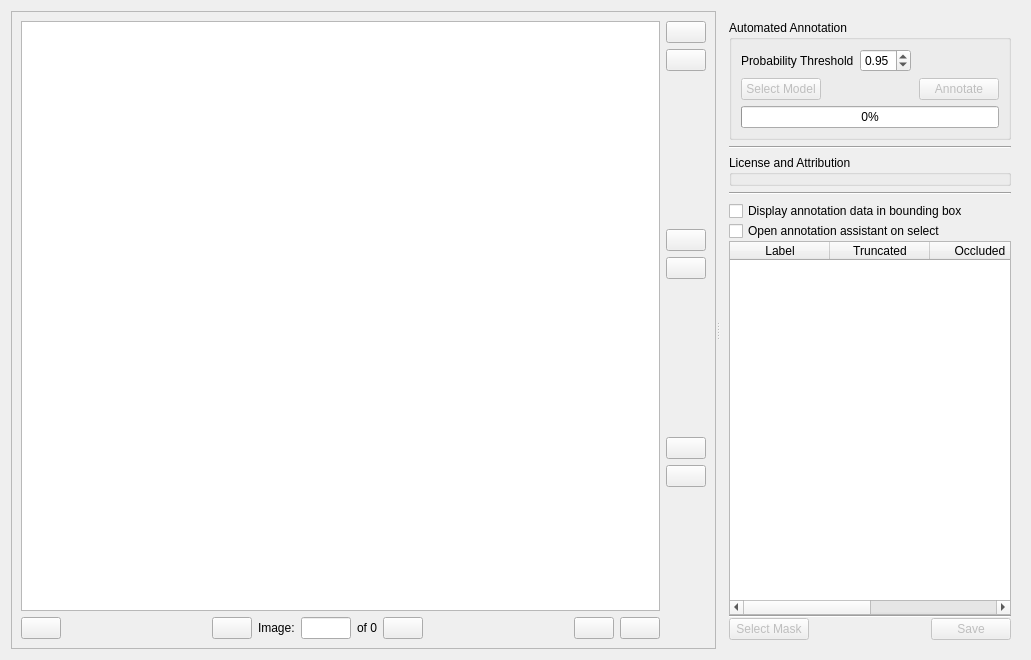
Qt form bboxee/gui/annotation_widget.ui (persts/BBoxEE) before a commit.
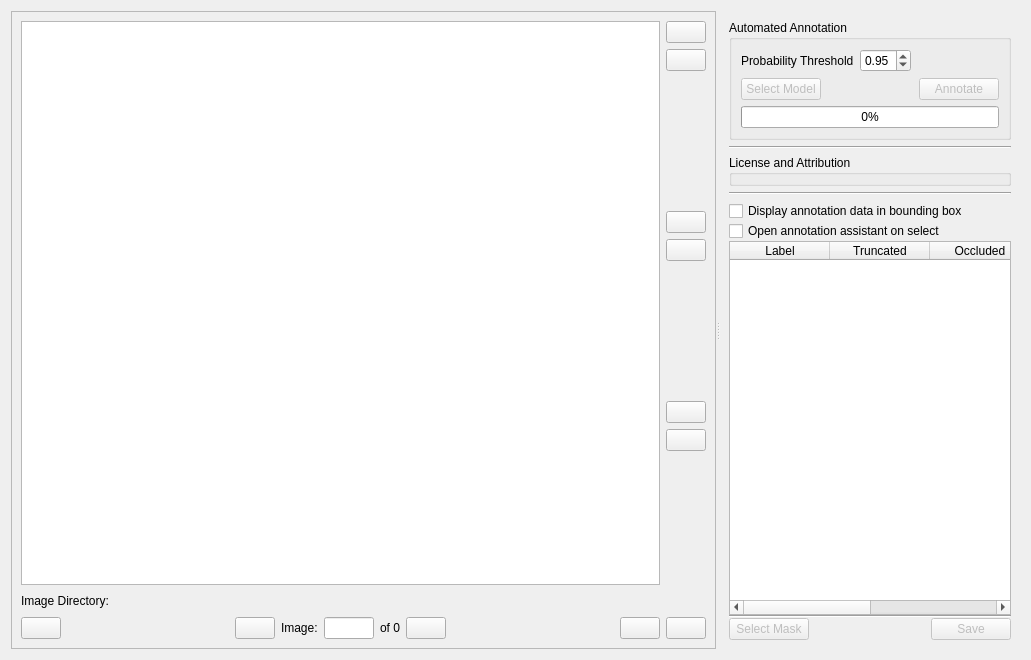
The same form after that commit. Icons and pictures are not drawn. Custom widgets are drawn as their Qt base class.

Commit message: Prevent bbx file from being save outside working directory

Diff of the .ui file:
```diff
--- a/bboxee/gui/annotation_widget.ui
+++ b/bboxee/gui/annotation_widget.ui
@@ -49,179 +49,7 @@
          </property>
         </widget>
        </item>
-       <item row="1" column="0">
-        <layout class="QHBoxLayout" name="horizontalLayout_2">
-         <item>
-          <widget class="QPushButton" name="pb_previous">
-           <property name="maximumSize">
-            <size>
-             <width>16777215</width>
-             <height>16777215</height>
-            </size>
-           </property>
-           <property name="toolTip">
-            <string>Previous image</string>
-           </property>
-           <property name="text">
-            <string/>
-           </property>
-           <property name="icon">
-            <iconset resource="../../icons/bboxee.qrc">
-             <normaloff>:/icons/previous.svg</normaloff>:/icons/previous.svg</iconset>
-           </property>
-           <property name="iconSize">
-            <size>
-             <width>24</width>
-             <height>24</height>
-            </size>
-           </property>
-          </widget>
-         </item>
-         <item>
-          <spacer name="horizontalSpacer">
-           <property name="orientation">
-            <enum>Qt::Horizontal</enum>
-           </property>
-           <property name="sizeHint" stdset="0">
-            <size>
-             <width>40</width>
-             <height>20</height>
-            </size>
-           </property>
-          </spacer>
-         </item>
-         <item>
-          <widget class="QPushButton" name="pb_previous_ann">
-           <property name="toolTip">
-            <string>Previous annotated image</string>
-           </property>
-           <property name="text">
-            <string/>
-           </property>
-           <property name="icon">
-            <iconset resource="../../icons/bboxee.qrc">
-             <normaloff>:/icons/skip_previous.svg</normaloff>:/icons/skip_previous.svg</iconset>
-           </property>
-           <property name="iconSize">
-            <size>
-             <width>24</width>
-             <height>24</height>
-            </size>
-           </property>
-          </widget>
-         </item>
-         <item>
-          <widget class="QLabel" name="label_4">
-           <property name="text">
-            <string>Image:</string>
-           </property>
-          </widget>
-         </item>
-         <item>
-          <widget class="QLineEdit" name="lineEditCurrentImage">
-           <property name="maximumSize">
-            <size>
-             <width>50</width>
-             <height>16777215</height>
-            </size>
-           </property>
-          </widget>
-         </item>
-         <item>
-          <widget class="QLabel" name="labelImages">
-           <property name="text">
-            <string>of 0</string>
-           </property>
-          </widget>
-         </item>
-         <item>
-          <widget class="QPushButton" name="pb_next_ann">
-           <property name="toolTip">
-            <string>Next annotated image</string>
-           </property>
-           <property name="text">
-            <string/>
-           </property>
-           <property name="icon">
-            <iconset resource="../../icons/bboxee.qrc">
-             <normaloff>:/icons/skip_next.svg</normaloff>:/icons/skip_next.svg</iconset>
-           </property>
-           <property name="iconSize">
-            <size>
-             <width>24</width>
-             <height>24</height>
-            </size>
-           </property>
-          </widget>
-         </item>
-         <item>
-          <spacer name="horizontalSpacer_2">
-           <property name="orientation">
-            <enum>Qt::Horizontal</enum>
-           </property>
-           <property name="sizeHint" stdset="0">
-            <size>
-             <width>40</width>
-             <height>20</height>
-            </size>
-           </property>
-          </spacer>
-         </item>
-         <item>
-          <widget class="QPushButton" name="pb_clear">
-           <property name="maximumSize">
-            <size>
-             <width>16777215</width>
-             <height>16777215</height>
-            </size>
-           </property>
-           <property name="toolTip">
-            <string>Clear annotations</string>
-           </property>
-           <property name="text">
-            <string/>
-           </property>
-           <property name="icon">
-            <iconset resource="../../icons/bboxee.qrc">
-             <normaloff>:/icons/delete.svg</normaloff>:/icons/delete.svg</iconset>
-           </property>
-           <property name="iconSize">
-            <size>
-             <width>24</width>
-             <height>24</height>
-            </size>
-           </property>
-          </widget>
-         </item>
-         <item>
-          <widget class="QPushButton" name="pb_next">
-           <property name="maximumSize">
-            <size>
-             <width>16777215</width>
-             <height>16777215</height>
-            </size>
-           </property>
-           <property name="toolTip">
-            <string>Next image</string>
-           </property>
-           <property name="text">
-            <string/>
-           </property>
-           <property name="icon">
-            <iconset resource="../../icons/bboxee.qrc">
-             <normaloff>:/icons/next.svg</normaloff>:/icons/next.svg</iconset>
-           </property>
-           <property name="iconSize">
-            <size>
-             <width>24</width>
-             <height>24</height>
-            </size>
-           </property>
-          </widget>
-         </item>
-        </layout>
-       </item>
-       <item row="0" column="1" rowspan="2">
+       <item row="0" column="1">
         <layout class="QVBoxLayout" name="verticalLayout_3">
          <item>
           <widget class="QPushButton" name="pb_directory">
@@ -399,6 +227,209 @@
          </item>
         </layout>
        </item>
+       <item row="1" column="0">
+        <layout class="QHBoxLayout" name="horizontalLayout_5">
+         <item>
+          <widget class="QLabel" name="label">
+           <property name="text">
+            <string>Image Directory:</string>
+           </property>
+          </widget>
+         </item>
+         <item>
+          <widget class="QLabel" name="label_image_directory">
+           <property name="text">
+            <string/>
+           </property>
+          </widget>
+         </item>
+         <item>
+          <spacer name="horizontalSpacer_3">
+           <property name="orientation">
+            <enum>Qt::Horizontal</enum>
+           </property>
+           <property name="sizeHint" stdset="0">
+            <size>
+             <width>40</width>
+             <height>20</height>
+            </size>
+           </property>
+          </spacer>
+         </item>
+        </layout>
+       </item>
+       <item row="2" column="0" colspan="2">
+        <layout class="QHBoxLayout" name="horizontalLayout_2">
+         <item>
+          <widget class="QPushButton" name="pb_previous">
+           <property name="maximumSize">
+            <size>
+             <width>16777215</width>
+             <height>16777215</height>
+            </size>
+           </property>
+           <property name="toolTip">
+            <string>Previous image</string>
+           </property>
+           <property name="text">
+            <string/>
+           </property>
+           <property name="icon">
+            <iconset resource="../../icons/bboxee.qrc">
+             <normaloff>:/icons/previous.svg</normaloff>:/icons/previous.svg</iconset>
+           </property>
+           <property name="iconSize">
+            <size>
+             <width>24</width>
+             <height>24</height>
+            </size>
+           </property>
+          </widget>
+         </item>
+         <item>
+          <spacer name="horizontalSpacer">
+           <property name="orientation">
+            <enum>Qt::Horizontal</enum>
+           </property>
+           <property name="sizeHint" stdset="0">
+            <size>
+             <width>40</width>
+             <height>20</height>
+            </size>
+           </property>
+          </spacer>
+         </item>
+         <item>
+          <widget class="QPushButton" name="pb_previous_ann">
+           <property name="toolTip">
+            <string>Previous annotated image</string>
+           </property>
+           <property name="text">
+            <string/>
+           </property>
+           <property name="icon">
+            <iconset resource="../../icons/bboxee.qrc">
+             <normaloff>:/icons/skip_previous.svg</normaloff>:/icons/skip_previous.svg</iconset>
+           </property>
+           <property name="iconSize">
+            <size>
+             <width>24</width>
+             <height>24</height>
+            </size>
+           </property>
+          </widget>
+         </item>
+         <item>
+          <widget class="QLabel" name="label_4">
+           <property name="text">
+            <string>Image:</string>
+           </property>
+          </widget>
+         </item>
+         <item>
+          <widget class="QLineEdit" name="lineEditCurrentImage">
+           <property name="maximumSize">
+            <size>
+             <width>50</width>
+             <height>16777215</height>
+            </size>
+           </property>
+          </widget>
+         </item>
+         <item>
+          <widget class="QLabel" name="labelImages">
+           <property name="text">
+            <string>of 0</string>
+           </property>
+          </widget>
+         </item>
+         <item>
+          <widget class="QPushButton" name="pb_next_ann">
+           <property name="toolTip">
+            <string>Next annotated image</string>
+           </property>
+           <property name="text">
+            <string/>
+           </property>
+           <property name="icon">
+            <iconset resource="../../icons/bboxee.qrc">
+             <normaloff>:/icons/skip_next.svg</normaloff>:/icons/skip_next.svg</iconset>
+           </property>
+           <property name="iconSize">
+            <size>
+             <width>24</width>
+             <height>24</height>
+            </size>
+           </property>
+          </widget>
+         </item>
+         <item>
+          <spacer name="horizontalSpacer_2">
+           <property name="orientation">
+            <enum>Qt::Horizontal</enum>
+           </property>
+           <property name="sizeHint" stdset="0">
+            <size>
+             <width>40</width>
+             <height>20</height>
+            </size>
+           </property>
+          </spacer>
+         </item>
+         <item>
+          <widget class="QPushButton" name="pb_clear">
+           <property name="maximumSize">
+            <size>
+             <width>16777215</width>
+             <height>16777215</height>
+            </size>
+           </property>
+           <property name="toolTip">
+            <string>Clear annotations</string>
+           </property>
+           <property name="text">
+            <string/>
+           </property>
+           <property name="icon">
+            <iconset resource="../../icons/bboxee.qrc">
+             <normaloff>:/icons/delete.svg</normaloff>:/icons/delete.svg</iconset>
+           </property>
+           <property name="iconSize">
+            <size>
+             <width>24</width>
+             <height>24</height>
+            </size>
+           </property>
+          </widget>
+         </item>
+         <item>
+          <widget class="QPushButton" name="pb_next">
+           <property name="maximumSize">
+            <size>
+             <width>16777215</width>
+             <height>16777215</height>
+            </size>
+           </property>
+           <property name="toolTip">
+            <string>Next image</string>
+           </property>
+           <property name="text">
+            <string/>
+           </property>
+           <property name="icon">
+            <iconset resource="../../icons/bboxee.qrc">
+             <normaloff>:/icons/next.svg</normaloff>:/icons/next.svg</iconset>
+           </property>
+           <property name="iconSize">
+            <size>
+             <width>24</width>
+             <height>24</height>
+            </size>
+           </property>
+          </widget>
+         </item>
+        </layout>
+       </item>
       </layout>
      </widget>
      <widget class="QFrame" name="right_frame">
```
The commit also changes 1 other file.
